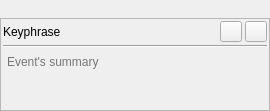
First picture: the form in ui/character_backstory_card.ui, repository zkovari/plotlyst, before the edit.
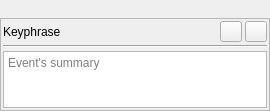
Second picture: the form after the edit. Custom widgets are drawn as their Qt base class.

Commit message: More transparent styles

```diff
--- a/ui/character_backstory_card.ui
+++ b/ui/character_backstory_card.ui
@@ -163,10 +163,6 @@
           <height>80</height>
          </size>
         </property>
-        <property name="styleSheet">
-         <string notr="true">border: 0px solid grey;
-background-color: rgba(0, 0, 0, 0);</string>
-        </property>
         <property name="placeholderText">
          <string>Event's summary</string>
         </property>
```
Left out of the diff: 3 changed lines with no effect on the pictures. The commit also changes 8 other files.
